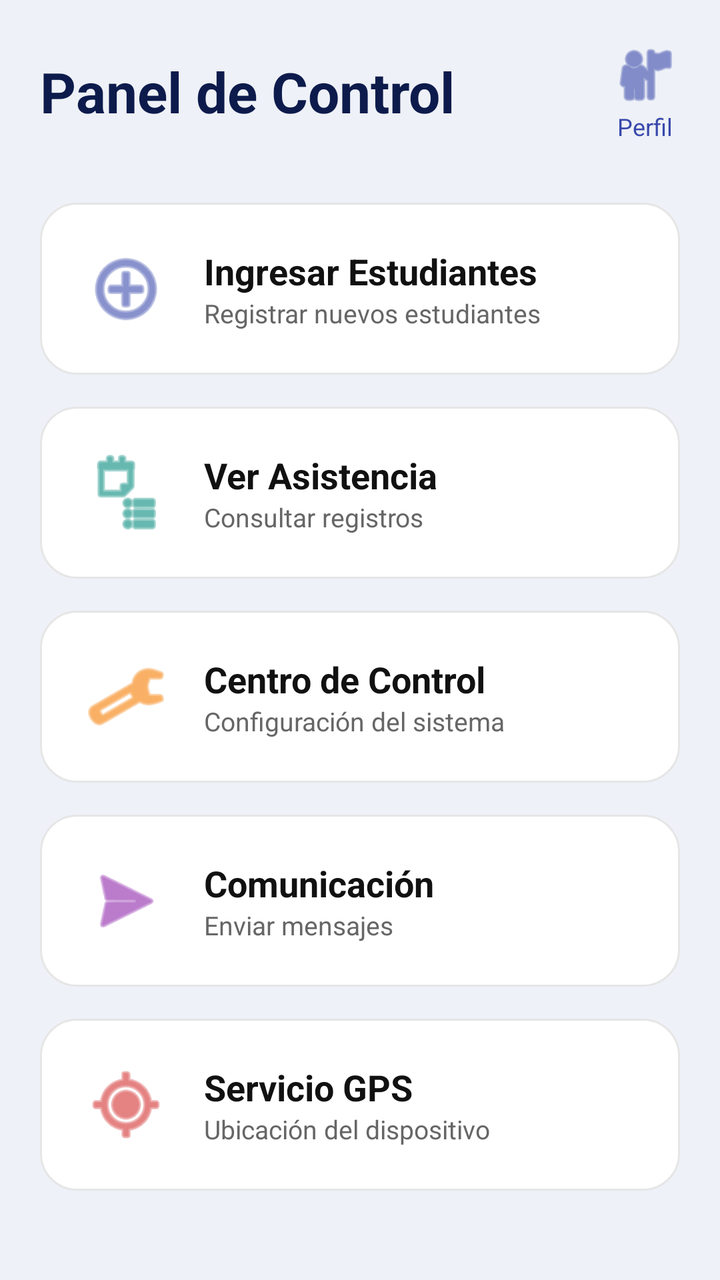
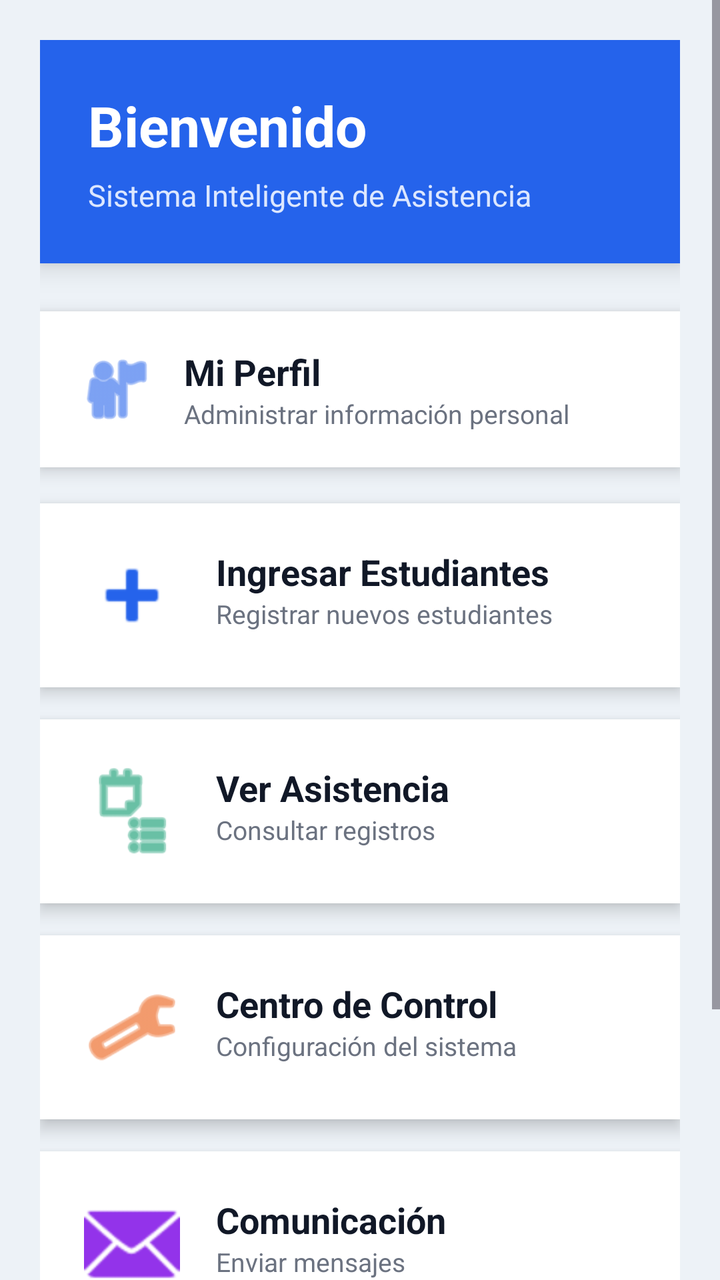

The first picture is an Android layout as it rendered before a commit; the second is the same layout after the commit. The layout source and the unified diff follow.
<!-- AndroidManifest.xml: application theme Theme.Asistencia -->
<!-- res/layout/activity_menu.xml -->
<?xml version="1.0" encoding="utf-8"?>
<ScrollView xmlns:android="http://schemas.android.com/apk/res/android"
    android:layout_width="match_parent"
    android:layout_height="match_parent"
    android:background="#EEF1F7">

    <LinearLayout
        android:layout_width="match_parent"
        android:layout_height="wrap_content"
        android:orientation="vertical"
        android:padding="20dp">

    <LinearLayout
        android:layout_width="match_parent"
        android:layout_height="wrap_content"
        android:orientation="horizontal"
        android:gravity="center_vertical"
        android:layout_marginBottom="30dp">
        <TextView
            android:layout_width="0dp"
            android:layout_weight="1"
            android:layout_height="wrap_content"
            android:text="Panel de Control"
            android:textSize="28sp"
            android:textStyle="bold"
            android:textColor="#0D1B4C"/>

        <LinearLayout
            android:id="@+id/btnPerfil"
            android:layout_width="wrap_content"
            android:layout_height="wrap_content"
            android:orientation="vertical"
            android:gravity="center"
            android:clickable="true"
            android:focusable="true">

            <ImageView
                android:layout_width="35dp"
                android:layout_height="35dp"
                android:src="@android:drawable/ic_menu_myplaces"
                android:tint="#3949AB"/>

            <TextView
                android:layout_width="wrap_content"
                android:layout_height="wrap_content"
                android:text="Perfil"
                android:textSize="12sp"
                android:textColor="#3949AB"/>
        </LinearLayout>

    </LinearLayout>


        
        <LinearLayout
            android:id="@+id/cardIngresar"
            android:layout_width="match_parent"
            android:layout_height="wrap_content"
            android:background="@drawable/card_menu"
            android:orientation="horizontal"
            android:padding="22dp"
            android:layout_marginBottom="16dp"
            android:clickable="true"
            android:focusable="true">

            <ImageView
                android:layout_width="42dp"
                android:layout_height="42dp"
                android:src="@android:drawable/ic_menu_add"
                android:tint="#3949AB"
                android:layout_marginEnd="18dp"/>

            <LinearLayout
                android:orientation="vertical"
                android:layout_width="wrap_content"
                android:layout_height="wrap_content">

                <TextView
                    android:text="Ingresar Estudiantes"
                    android:textSize="18sp"
                    android:textStyle="bold"
                    android:textColor="#111111"
                    android:layout_width="wrap_content"
                    android:layout_height="wrap_content"/>

                <TextView
                    android:text="Registrar nuevos estudiantes"
                    android:textSize="13sp"
                    android:textColor="#666666"
                    android:layout_width="wrap_content"
                    android:layout_height="wrap_content"/>

            </LinearLayout>
        </LinearLayout>

        
        <LinearLayout
            android:id="@+id/cardVerAsistencia"
            android:layout_width="match_parent"
            android:layout_height="wrap_content"
            android:background="@drawable/card_menu"
            android:orientation="horizontal"
            android:padding="22dp"
            android:layout_marginBottom="16dp"
            android:clickable="true"
            android:focusable="true">

            <ImageView
                android:layout_width="42dp"
                android:layout_height="42dp"
                android:src="@android:drawable/ic_menu_agenda"
                android:tint="#00897B"
                android:layout_marginEnd="18dp"/>

            <LinearLayout
                android:orientation="vertical"
                android:layout_width="wrap_content"
                android:layout_height="wrap_content">

                <TextView
                    android:text="Ver Asistencia"
                    android:textSize="18sp"
                    android:textStyle="bold"
                    android:textColor="#111111"
                    android:layout_width="wrap_content"
                    android:layout_height="wrap_content"/>

                <TextView
                    android:text="Consultar registros"
                    android:textSize="13sp"
                    android:textColor="#666666"
                    android:layout_width="wrap_content"
                    android:layout_height="wrap_content"/>

            </LinearLayout>
        </LinearLayout>

        
        <LinearLayout
            android:id="@+id/cardCentroControl"
            android:layout_width="match_parent"
            android:layout_height="wrap_content"
            android:background="@drawable/card_menu"
            android:orientation="horizontal"
            android:padding="22dp"
            android:layout_marginBottom="16dp"
            android:clickable="true"
            android:focusable="true">

            <ImageView
                android:layout_width="42dp"
                android:layout_height="42dp"
                android:src="@android:drawable/ic_menu_manage"
                android:tint="#F57C00"
                android:layout_marginEnd="18dp"/>

            <LinearLayout
                android:orientation="vertical"
                android:layout_width="wrap_content"
                android:layout_height="wrap_content">

                <TextView
                    android:text="Centro de Control"
                    android:textSize="18sp"
                    android:textStyle="bold"
                    android:textColor="#111111"
                    android:layout_width="wrap_content"
                    android:layout_height="wrap_content"/>

                <TextView
                    android:text="Configuración del sistema"
                    android:textSize="13sp"
                    android:textColor="#666666"
                    android:layout_width="wrap_content"
                    android:layout_height="wrap_content"/>

            </LinearLayout>
        </LinearLayout>

        <LinearLayout
            android:id="@+id/cardComunicacion"
            android:layout_width="match_parent"
            android:layout_height="wrap_content"
            android:background="@drawable/card_menu"
            android:orientation="horizontal"
            android:padding="22dp"
            android:layout_marginBottom="16dp"
            android:clickable="true"
            android:focusable="true">

            <ImageView
                android:layout_width="42dp"
                android:layout_height="42dp"
                android:src="@android:drawable/ic_menu_send"
                android:tint="#8E24AA"
                android:layout_marginEnd="18dp"/>

            <LinearLayout
                android:orientation="vertical"
                android:layout_width="wrap_content"
                android:layout_height="wrap_content">

                <TextView
                    android:text="Comunicación"
                    android:textSize="18sp"
                    android:textStyle="bold"
                    android:textColor="#111111"
                    android:layout_width="wrap_content"
                    android:layout_height="wrap_content"/>

                <TextView
                    android:text="Enviar mensajes"
                    android:textSize="13sp"
                    android:textColor="#666666"
                    android:layout_width="wrap_content"
                    android:layout_height="wrap_content"/>

            </LinearLayout>
        </LinearLayout>

        
        <LinearLayout
            android:id="@+id/cardGPS"
            android:layout_width="match_parent"
            android:layout_height="wrap_content"
            android:background="@drawable/card_menu"
            android:orientation="horizontal"
            android:padding="22dp"
            android:layout_marginBottom="16dp"
            android:clickable="true"
            android:focusable="true">

            <ImageView
                android:layout_width="42dp"
                android:layout_height="42dp"
                android:src="@android:drawable/ic_menu_mylocation"
                android:tint="#D32F2F"
                android:layout_marginEnd="18dp"/>

            <LinearLayout
                android:orientation="vertical"
                android:layout_width="wrap_content"
                android:layout_height="wrap_content">

                <TextView
                    android:text="Servicio GPS"
                    android:textSize="18sp"
                    android:textStyle="bold"
                    android:textColor="#111111"
                    android:layout_width="wrap_content"
                    android:layout_height="wrap_content"/>

                <TextView
                    android:text="Ubicación del dispositivo"
                    android:textSize="13sp"
                    android:textColor="#666666"
                    android:layout_width="wrap_content"
                    android:layout_height="wrap_content"/>

            </LinearLayout>
        </LinearLayout>

    </LinearLayout>
</ScrollView>
<!-- resources referenced by this layout -->
<resources>
  <!-- drawable card_menu (drawable) -->
  <shape xmlns:android="http://schemas.android.com/apk/res/android">
  
      <solid android:color="#FFFFFF"/>
  
      <corners android:radius="18dp"/>
  
      <stroke
          android:width="1dp"
          android:color="#E6E6E6"/>
  
      <padding
          android:left="12dp"
          android:right="12dp"
          android:top="12dp"
          android:bottom="12dp"/>
  
  </shape>
  <style name="Theme.Asistencia" parent="Base.Theme.Asistencia" />
  <style name="Base.Theme.Asistencia" parent="Theme.Material3.DayNight.NoActionBar">
          
          
      </style>
</resources>

<!-- the commit's change to res/layout/activity_menu.xml (unified diff, before → after) -->
@@ -1,8 +1,9 @@
 <?xml version="1.0" encoding="utf-8"?>
 <ScrollView xmlns:android="http://schemas.android.com/apk/res/android"
+    xmlns:app="http://schemas.android.com/apk/res-auto"
     android:layout_width="match_parent"
     android:layout_height="match_parent"
-    android:background="#EEF1F7">
+    android:background="#EDF2F7">
 
     <LinearLayout
         android:layout_width="match_parent"
@@ -10,255 +11,307 @@
         android:orientation="vertical"
         android:padding="20dp">
 
-    <LinearLayout
-        android:layout_width="match_parent"
-        android:layout_height="wrap_content"
-        android:orientation="horizontal"
-        android:gravity="center_vertical"
-        android:layout_marginBottom="30dp">
-        <TextView
-            android:layout_width="0dp"
-            android:layout_weight="1"
-            android:layout_height="wrap_content"
-            android:text="Panel de Control"
-            android:textSize="28sp"
-            android:textStyle="bold"
-            android:textColor="#0D1B4C"/>
+        
+
+        <LinearLayout
+            android:layout_width="match_parent"
+            android:layout_height="wrap_content"
+            android:orientation="vertical"
+            android:padding="24dp"
+            android:background="#2563EB"
+            android:layout_marginBottom="24dp"
+            android:elevation="8dp">
+
+            <TextView
+                android:id="@+id/txtBienvenida"
+                android:layout_width="wrap_content"
+                android:layout_height="wrap_content"
+                android:text="Bienvenido"
+                android:textColor="#FFFFFF"
+                android:textSize="28sp"
+                android:textStyle="bold"/>
+
+            <TextView
+                android:layout_width="wrap_content"
+                android:layout_height="wrap_content"
+                android:text="Sistema Inteligente de Asistencia"
+                android:textColor="#DCE7FF"
+                android:textSize="15sp"
+                android:layout_marginTop="6dp"/>
+
+        </LinearLayout>
+
+        
 
         <LinearLayout
             android:id="@+id/btnPerfil"
-            android:layout_width="wrap_content"
-            android:layout_height="wrap_content"
-            android:orientation="vertical"
-            android:gravity="center"
-            android:clickable="true"
-            android:focusable="true">
-
-            <ImageView
-                android:layout_width="35dp"
-                android:layout_height="35dp"
+            android:layout_width="match_parent"
+            android:layout_height="wrap_content"
+            android:orientation="horizontal"
+            android:gravity="center_vertical"
+            android:padding="18dp"
+            android:background="#FFFFFF"
+            android:elevation="5dp"
+            android:layout_marginBottom="18dp"
+            android:clickable="true"
+            android:focusable="true">
+
+            <ImageView
+                android:layout_width="40dp"
+                android:layout_height="40dp"
                 android:src="@android:drawable/ic_menu_myplaces"
-                android:tint="#3949AB"/>
-
-            <TextView
-                android:layout_width="wrap_content"
-                android:layout_height="wrap_content"
-                android:text="Perfil"
-                android:textSize="12sp"
-                android:textColor="#3949AB"/>
+                app:tint="#2563EB"/>
+
+            <LinearLayout
+                android:layout_width="0dp"
+                android:layout_height="wrap_content"
+                android:layout_weight="1"
+                android:orientation="vertical"
+                android:layout_marginStart="14dp">
+
+                <TextView
+                    android:layout_width="wrap_content"
+                    android:layout_height="wrap_content"
+                    android:text="Mi Perfil"
+                    android:textStyle="bold"
+                    android:textSize="18sp"
+                    android:textColor="#111827"/>
+
+                <TextView
+                    android:layout_width="wrap_content"
+                    android:layout_height="wrap_content"
+                    android:text="Administrar información personal"
+                    android:textColor="#6B7280"
+                    android:textSize="13sp"/>
+            </LinearLayout>
+
+        </LinearLayout>
+
+        
+
+        <LinearLayout
+            android:id="@+id/cardIngresar"
+            android:layout_width="match_parent"
+            android:layout_height="wrap_content"
+            android:orientation="horizontal"
+            android:padding="22dp"
+            android:background="#FFFFFF"
+            android:elevation="5dp"
+            android:layout_marginBottom="16dp"
+            android:clickable="true"
+            android:focusable="true">
+
+            <ImageView
+                android:layout_width="48dp"
+                android:layout_height="48dp"
+                android:src="@android:drawable/ic_input_add"
+                app:tint="#2563EB"/>
+
+            <LinearLayout
+                android:layout_width="wrap_content"
+                android:layout_height="wrap_content"
+                android:orientation="vertical"
+                android:layout_marginStart="18dp">
+
+                <TextView
+                    android:layout_width="wrap_content"
+                    android:layout_height="wrap_content"
+                    android:text="Ingresar Estudiantes"
+                    android:textSize="18sp"
+                    android:textStyle="bold"
+                    android:textColor="#111827"/>
+
+                <TextView
+                    android:layout_width="wrap_content"
+                    android:layout_height="wrap_content"
+                    android:text="Registrar nuevos estudiantes"
+                    android:textSize="13sp"
+                    android:textColor="#6B7280"/>
+
+            </LinearLayout>
+
+        </LinearLayout>
+
+        
+
+        <LinearLayout
+            android:id="@+id/cardVerAsistencia"
+            android:layout_width="match_parent"
+            android:layout_height="wrap_content"
+            android:orientation="horizontal"
+            android:padding="22dp"
+            android:background="#FFFFFF"
+            android:elevation="5dp"
+            android:layout_marginBottom="16dp"
+            android:clickable="true"
+            android:focusable="true">
+
+            <ImageView
+                android:layout_width="48dp"
+                android:layout_height="48dp"
+                android:src="@android:drawable/ic_menu_agenda"
+                app:tint="#059669"/>
+
+            <LinearLayout
+                android:layout_width="wrap_content"
+                android:layout_height="wrap_content"
+                android:orientation="vertical"
+                android:layout_marginStart="18dp">
+
+                <TextView
+                    android:layout_width="wrap_content"
+                    android:layout_height="wrap_content"
+                    android:text="Ver Asistencia"
+                    android:textSize="18sp"
+                    android:textStyle="bold"
+                    android:textColor="#111827"/>
+
+                <TextView
+                    android:layout_width="wrap_content"
+                    android:layout_height="wrap_content"
+                    android:text="Consultar registros"
+                    android:textSize="13sp"
+                    android:textColor="#6B7280"/>
+
+            </LinearLayout>
+
+        </LinearLayout>
+
+        
+
+        <LinearLayout
+            android:id="@+id/cardCentroControl"
+            android:layout_width="match_parent"
+            android:layout_height="wrap_content"
+            android:orientation="horizontal"
+            android:padding="22dp"
+            android:background="#FFFFFF"
+            android:elevation="5dp"
+            android:layout_marginBottom="16dp"
+            android:clickable="true"
+            android:focusable="true">
+
+            <ImageView
+                android:layout_width="48dp"
+                android:layout_height="48dp"
+                android:src="@android:drawable/ic_menu_manage"
+                app:tint="#EA580C"/>
+
+            <LinearLayout
+                android:layout_width="wrap_content"
+                android:layout_height="wrap_content"
+                android:orientation="vertical"
+                android:layout_marginStart="18dp">
+
+                <TextView
+                    android:layout_width="wrap_content"
+                    android:layout_height="wrap_content"
+                    android:text="Centro de Control"
+                    android:textSize="18sp"
+                    android:textStyle="bold"
+                    android:textColor="#111827"/>
+
+                <TextView
+                    android:layout_width="wrap_content"
+                    android:layout_height="wrap_content"
+                    android:text="Configuración del sistema"
+                    android:textSize="13sp"
+                    android:textColor="#6B7280"/>
+
+            </LinearLayout>
+
+        </LinearLayout>
+
+        
+
+        <LinearLayout
+            android:id="@+id/cardComunicacion"
+            android:layout_width="match_parent"
+            android:layout_height="wrap_content"
+            android:orientation="horizontal"
+            android:padding="22dp"
+            android:background="#FFFFFF"
+            android:elevation="5dp"
+            android:layout_marginBottom="16dp"
+            android:clickable="true"
+            android:focusable="true">
+
+            <ImageView
+                android:layout_width="48dp"
+                android:layout_height="48dp"
+                android:src="@android:drawable/ic_dialog_email"
+                app:tint="#9333EA"/>
+
+            <LinearLayout
+                android:layout_width="wrap_content"
+                android:layout_height="wrap_content"
+                android:orientation="vertical"
+                android:layout_marginStart="18dp">
+
+                <TextView
+                    android:layout_width="wrap_content"
+                    android:layout_height="wrap_content"
+                    android:text="Comunicación"
+                    android:textSize="18sp"
+                    android:textStyle="bold"
+                    android:textColor="#111827"/>
+
+                <TextView
+                    android:layout_width="wrap_content"
+                    android:layout_height="wrap_content"
+                    android:text="Enviar mensajes"
+                    android:textSize="13sp"
+                    android:textColor="#6B7280"/>
+
+            </LinearLayout>
+
+        </LinearLayout>
+
+        
+
+        <LinearLayout
+            android:id="@+id/cardGPS"
+            android:layout_width="match_parent"
+            android:layout_height="wrap_content"
+            android:orientation="horizontal"
+            android:padding="22dp"
+            android:background="#FFFFFF"
+            android:elevation="5dp"
+            android:layout_marginBottom="16dp"
+            android:clickable="true"
+            android:focusable="true">
+
+            <ImageView
+                android:layout_width="48dp"
+                android:layout_height="48dp"
+                android:src="@android:drawable/ic_menu_mylocation"
+                app:tint="#DC2626"/>
+
+            <LinearLayout
+                android:layout_width="wrap_content"
+                android:layout_height="wrap_content"
+                android:orientation="vertical"
+                android:layout_marginStart="18dp">
+
+                <TextView
+                    android:layout_width="wrap_content"
+                    android:layout_height="wrap_content"
+                    android:text="Servicio GPS"
+                    android:textSize="18sp"
+                    android:textStyle="bold"
+                    android:textColor="#111827"/>
+
+                <TextView
+                    android:layout_width="wrap_content"
+                    android:layout_height="wrap_content"
+                    android:text="Ubicación del dispositivo"
+                    android:textSize="13sp"
+                    android:textColor="#6B7280"/>
+
+            </LinearLayout>
+
         </LinearLayout>
 
     </LinearLayout>
 
-
-        
-        <LinearLayout
-            android:id="@+id/cardIngresar"
-            android:layout_width="match_parent"
-            android:layout_height="wrap_content"
-            android:background="@drawable/card_menu"
-            android:orientation="horizontal"
-            android:padding="22dp"
-            android:layout_marginBottom="16dp"
-            android:clickable="true"
-            android:focusable="true">
-
-            <ImageView
-                android:layout_width="42dp"
-                android:layout_height="42dp"
-                android:src="@android:drawable/ic_menu_add"
-                android:tint="#3949AB"
-                android:layout_marginEnd="18dp"/>
-
-            <LinearLayout
-                android:orientation="vertical"
-                android:layout_width="wrap_content"
-                android:layout_height="wrap_content">
-
-                <TextView
-                    android:text="Ingresar Estudiantes"
-                    android:textSize="18sp"
-                    android:textStyle="bold"
-                    android:textColor="#111111"
-                    android:layout_width="wrap_content"
-                    android:layout_height="wrap_content"/>
-
-                <TextView
-                    android:text="Registrar nuevos estudiantes"
-                    android:textSize="13sp"
-                    android:textColor="#666666"
-                    android:layout_width="wrap_content"
-                    android:layout_height="wrap_content"/>
-
-            </LinearLayout>
-        </LinearLayout>
-
-        
-        <LinearLayout
-            android:id="@+id/cardVerAsistencia"
-            android:layout_width="match_parent"
-            android:layout_height="wrap_content"
-            android:background="@drawable/card_menu"
-            android:orientation="horizontal"
-            android:padding="22dp"
-            android:layout_marginBottom="16dp"
-            android:clickable="true"
-            android:focusable="true">
-
-            <ImageView
-                android:layout_width="42dp"
-                android:layout_height="42dp"
-                android:src="@android:drawable/ic_menu_agenda"
-                android:tint="#00897B"
-                android:layout_marginEnd="18dp"/>
-
-            <LinearLayout
-                android:orientation="vertical"
-                android:layout_width="wrap_content"
-                android:layout_height="wrap_content">
-
-                <TextView
-                    android:text="Ver Asistencia"
-                    android:textSize="18sp"
-                    android:textStyle="bold"
-                    android:textColor="#111111"
-                    android:layout_width="wrap_content"
-                    android:layout_height="wrap_content"/>
-
-                <TextView
-                    android:text="Consultar registros"
-                    android:textSize="13sp"
-                    android:textColor="#666666"
-                    android:layout_width="wrap_content"
-                    android:layout_height="wrap_content"/>
-
-            </LinearLayout>
-        </LinearLayout>
-
-        
-        <LinearLayout
-            android:id="@+id/cardCentroControl"
-            android:layout_width="match_parent"
-            android:layout_height="wrap_content"
-            android:background="@drawable/card_menu"
-            android:orientation="horizontal"
-            android:padding="22dp"
-            android:layout_marginBottom="16dp"
-            android:clickable="true"
-            android:focusable="true">
-
-            <ImageView
-                android:layout_width="42dp"
-                android:layout_height="42dp"
-                android:src="@android:drawable/ic_menu_manage"
-                android:tint="#F57C00"
-                android:layout_marginEnd="18dp"/>
-
-            <LinearLayout
-                android:orientation="vertical"
-                android:layout_width="wrap_content"
-                android:layout_height="wrap_content">
-
-                <TextView
-                    android:text="Centro de Control"
-                    android:textSize="18sp"
-                    android:textStyle="bold"
-                    android:textColor="#111111"
-                    android:layout_width="wrap_content"
-                    android:layout_height="wrap_content"/>
-
-                <TextView
-                    android:text="Configuración del sistema"
-                    android:textSize="13sp"
-                    android:textColor="#666666"
-                    android:layout_width="wrap_content"
-                    android:layout_height="wrap_content"/>
-
-            </LinearLayout>
-        </LinearLayout>
-
-        <LinearLayout
-            android:id="@+id/cardComunicacion"
-            android:layout_width="match_parent"
-            android:layout_height="wrap_content"
-            android:background="@drawable/card_menu"
-            android:orientation="horizontal"
-            android:padding="22dp"
-            android:layout_marginBottom="16dp"
-            android:clickable="true"
-            android:focusable="true">
-
-            <ImageView
-                android:layout_width="42dp"
-                android:layout_height="42dp"
-                android:src="@android:drawable/ic_menu_send"
-                android:tint="#8E24AA"
-                android:layout_marginEnd="18dp"/>
-
-            <LinearLayout
-                android:orientation="vertical"
-                android:layout_width="wrap_content"
-                android:layout_height="wrap_content">
-
-                <TextView
-                    android:text="Comunicación"
-                    android:textSize="18sp"
-                    android:textStyle="bold"
-                    android:textColor="#111111"
-                    android:layout_width="wrap_content"
-                    android:layout_height="wrap_content"/>
-
-                <TextView
-                    android:text="Enviar mensajes"
-                    android:textSize="13sp"
-                    android:textColor="#666666"
-                    android:layout_width="wrap_content"
-                    android:layout_height="wrap_content"/>
-
-            </LinearLayout>
-        </LinearLayout>
-
-        
-        <LinearLayout
-            android:id="@+id/cardGPS"
-            android:layout_width="match_parent"
-            android:layout_height="wrap_content"
-            android:background="@drawable/card_menu"
-            android:orientation="horizontal"
-            android:padding="22dp"
-            android:layout_marginBottom="16dp"
-            android:clickable="true"
-            android:focusable="true">
-
-            <ImageView
-                android:layout_width="42dp"
-                android:layout_height="42dp"
-                android:src="@android:drawable/ic_menu_mylocation"
-                android:tint="#D32F2F"
-                android:layout_marginEnd="18dp"/>
-
-            <LinearLayout
-                android:orientation="vertical"
-                android:layout_width="wrap_content"
-                android:layout_height="wrap_content">
-
-                <TextView
-                    android:text="Servicio GPS"
-                    android:textSize="18sp"
-                    android:textStyle="bold"
-                    android:textColor="#111111"
-                    android:layout_width="wrap_content"
-                    android:layout_height="wrap_content"/>
-
-                <TextView
-                    android:text="Ubicación del dispositivo"
-                    android:textSize="13sp"
-                    android:textColor="#666666"
-                    android:layout_width="wrap_content"
-                    android:layout_height="wrap_content"/>
-
-            </LinearLayout>
-        </LinearLayout>
-
-    </LinearLayout>
 </ScrollView>
<!-- resource entries referenced after the edit -->
@@ -1,23 +1,5 @@
 <!-- resources referenced by this layout -->
 <resources>
-  <!-- drawable card_menu (drawable) -->
-  <shape xmlns:android="http://schemas.android.com/apk/res/android">
-  
-      <solid android:color="#FFFFFF"/>
-  
-      <corners android:radius="18dp"/>
-  
-      <stroke
-          android:width="1dp"
-          android:color="#E6E6E6"/>
-  
-      <padding
-          android:left="12dp"
-          android:right="12dp"
-          android:top="12dp"
-          android:bottom="12dp"/>
-  
-  </shape>
   <style name="Theme.Asistencia" parent="Base.Theme.Asistencia" />
   <style name="Base.Theme.Asistencia" parent="Theme.Material3.DayNight.NoActionBar">
           
